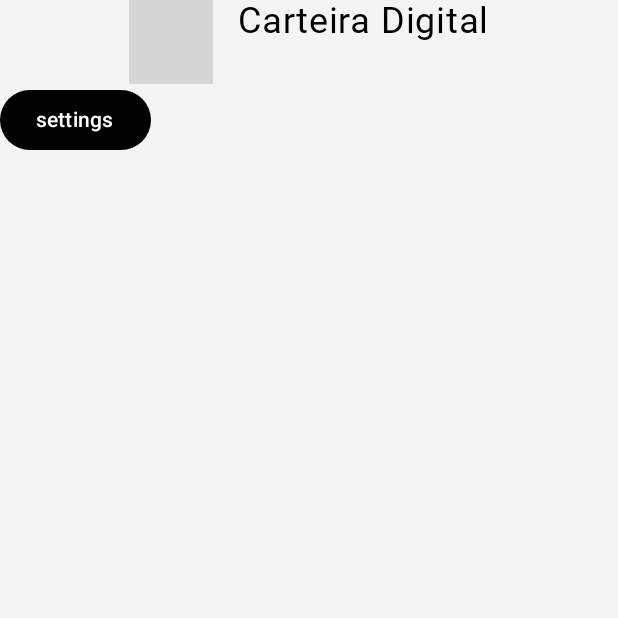
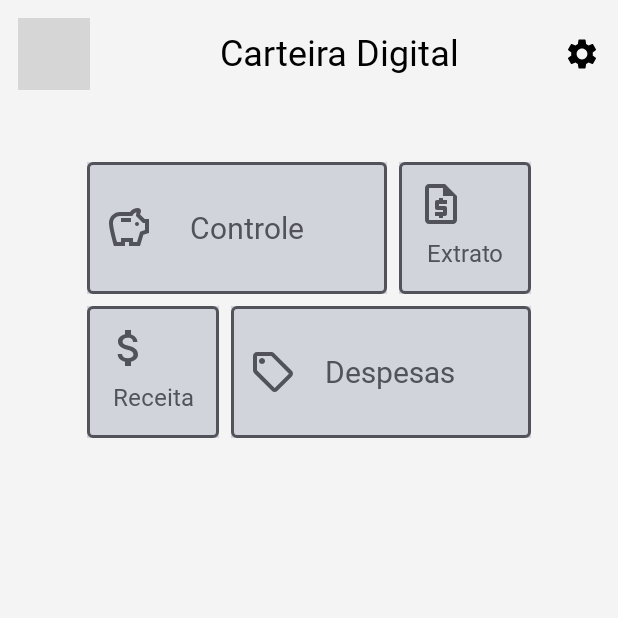
Before and after one commit to ayanokoujifl/wallet-control, an Android app built with Jetpack Compose: the screen it shows after launch (MainActivity), on a phone screen of 412 x 824 dp, the top half of it. Run offline under Robolectric (Android 15) with nearby library versions, the phone set to English and light mode, and no system bars; Roboto replaces fonts that are not available here; grey boxes are pictures that could not be loaded.

Commit message:
primary cards created, stylized

```diff
--- /dev/null
+++ b/app/src/main/java/com/ayanokoujifl/walletcontrol/ui/components/Card.kt
@@ -0,0 +1,118 @@
+package com.ayanokoujifl.walletcontrol.ui.components
+
+import androidx.compose.foundation.background
+import androidx.compose.foundation.border
+import androidx.compose.foundation.layout.Box
+import androidx.compose.foundation.layout.Column
+import androidx.compose.foundation.layout.fillMaxWidth
+import androidx.compose.foundation.layout.padding
+import androidx.compose.foundation.layout.size
+import androidx.compose.foundation.shape.RoundedCornerShape
+import androidx.compose.material3.Icon
+import androidx.compose.material3.MaterialTheme
+import androidx.compose.material3.Text
+import androidx.compose.runtime.Composable
+import androidx.compose.ui.Alignment
+import androidx.compose.ui.Modifier
+import androidx.compose.ui.draw.clip
+import androidx.compose.ui.graphics.vector.ImageVector
+import androidx.compose.ui.text.style.TextAlign
+import androidx.compose.ui.unit.dp
+
+
+enum class CardLayout {
+    HORIZONTAL, VERTICAL
+}
+
+@Composable
+fun Card(
+    modifier: Modifier = Modifier,
+    cardIcon: ImageVector,
+    cardContent: String,
+    layout: CardLayout = CardLayout.HORIZONTAL
+) {
+
+    when (layout) {
+        CardLayout.HORIZONTAL -> HorizontalCard(modifier, cardIcon, cardContent)
+        CardLayout.VERTICAL -> VerticalCard(modifier, cardIcon, cardContent)
+    }
+
+
+}
+
+@Composable
+private fun HorizontalCard(
+    modifier: Modifier = Modifier,
+    cardIcon: ImageVector,
+    cardContent: String
+) {
+    Box(
+        modifier
+            .size(200.dp, 88.dp)
+            .background(color = MaterialTheme.colorScheme.secondary)
+            .border(
+                color = MaterialTheme.colorScheme.tertiary,
+                width = 2.dp,
+                shape = RoundedCornerShape(4.dp)
+            )
+            .clip(RoundedCornerShape(4.dp)),
+    )
+    {
+        Icon(
+            imageVector = cardIcon,
+            contentDescription = null,
+            Modifier
+                .padding(start = 12.dp)
+                .size(32.dp)
+                .align(Alignment.CenterStart),
+            tint = MaterialTheme.colorScheme.tertiary
+        )
+        Text(
+            cardContent,
+            style = MaterialTheme.typography.displayLarge,
+            color = MaterialTheme.colorScheme.tertiary,
+            textAlign = TextAlign.Center,
+            modifier = Modifier
+                .align(Alignment.Center)
+                .padding(start = 12.dp)
+        )
+
+    }
+}
+
+@Composable
+private fun VerticalCard(
+    modifier: Modifier = Modifier,
+    cardIcon: ImageVector,
+    cardContent: String
+) {
+    Column(
+        modifier
+            .size(88.dp, 88.dp)
+            .background(color = MaterialTheme.colorScheme.secondary)
+            .border(
+                color = MaterialTheme.colorScheme.tertiary,
+                width = 2.dp,
+                shape = RoundedCornerShape(4.dp)
+            )
+            .clip(RoundedCornerShape(4.dp)),
+    )
+    {
+        Icon(
+            imageVector = cardIcon,
+            contentDescription = null,
+            Modifier
+                .padding(start = 12.dp, top = 12.dp)
+                .size(32.dp),
+            tint = MaterialTheme.colorScheme.tertiary
+        )
+        Text(
+            cardContent,
+            style = MaterialTheme.typography.displayMedium,
+            color = MaterialTheme.colorScheme.tertiary,
+            textAlign = TextAlign.Center,
+            modifier = Modifier.weight(1f).padding( top = 8.dp, bottom = 12.dp).fillMaxWidth()
+        )
+
+    }
+}
--- a/app/src/main/java/com/ayanokoujifl/walletcontrol/ui/components/Header.kt
+++ b/app/src/main/java/com/ayanokoujifl/walletcontrol/ui/components/Header.kt
@@ -1,44 +1,60 @@
 package com.ayanokoujifl.walletcontrol.ui.components
 
 import androidx.compose.foundation.Image
-import androidx.compose.foundation.isSystemInDarkTheme
+import androidx.compose.foundation.clickable
 import androidx.compose.foundation.layout.*
 import androidx.compose.foundation.shape.CircleShape
+import androidx.compose.material.icons.Icons
+import androidx.compose.material.icons.filled.Settings
+import androidx.compose.material3.Icon
 import androidx.compose.material3.MaterialTheme
 import androidx.compose.material3.Text
 import androidx.compose.runtime.Composable
+import androidx.compose.ui.Alignment
 import androidx.compose.ui.Modifier
 import androidx.compose.ui.draw.clip
 import androidx.compose.ui.layout.ContentScale
 import androidx.compose.ui.res.painterResource
-import androidx.compose.ui.text.font.FontWeight
 import androidx.compose.ui.text.style.TextAlign
 import androidx.compose.ui.unit.dp
-import androidx.compose.ui.unit.sp
 import androidx.navigation.NavController
 import com.ayanokoujifl.walletcontrol.R
+import com.ayanokoujifl.walletcontrol.ui.routes.Screen
 
 @Composable
-fun Header(modifier: Modifier = Modifier) {
+fun Header(modifier: Modifier = Modifier, navController: NavController) {
 
-    Row(modifier = modifier.fillMaxWidth(), Arrangement.Center) {
+    Row(
+        modifier = modifier
+            .fillMaxWidth()
+            .padding(12.dp),
+        Arrangement.SpaceBetween,
+        verticalAlignment = Alignment.CenterVertically
+    ) {
         val avatar = painterResource(R.drawable.avatar)
         Image(
             painter = avatar,
             contentDescription = null,
             modifier = Modifier
-                .size(56.dp)
-                .clip(CircleShape)
-             , contentScale = ContentScale.Crop
+                .size(48.dp)
+                .clip(CircleShape), contentScale = ContentScale.Crop,
+            alignment = Alignment.TopStart
         )
         Text(
             "Carteira Digital",
             color = MaterialTheme.colorScheme.primary,
             modifier = Modifier.padding(start = 16.dp),
-            fontSize = 24.sp,
             textAlign = TextAlign.Center,
-            fontWeight = FontWeight.Bold
+            style = MaterialTheme.typography.titleLarge
         )
+        Box(Modifier.clickable(enabled = true, onClick = { navController.navigate(Screen.Settings.route) })) {
+            Icon(
+                imageVector = Icons.Default.Settings,
+                contentDescription = "Manage Settings",
+                modifier = Modifier.size(24.dp),
+                tint = MaterialTheme.colorScheme.primary
+            )
+        }
         //ThemeSwitcher(darkTheme = isDarkTheme, onToggle = setTheme, modifier = Modifier.padding(end = 16.dp))
     }
 }
--- a/app/src/main/java/com/ayanokoujifl/walletcontrol/ui/screens/Home.kt
+++ b/app/src/main/java/com/ayanokoujifl/walletcontrol/ui/screens/Home.kt
@@ -1,24 +1,49 @@
 package com.ayanokoujifl.walletcontrol.ui.screens
 
-import androidx.compose.foundation.layout.Column
-import androidx.compose.material3.Button
-import androidx.compose.material3.Text
+import androidx.compose.foundation.layout.*
+import androidx.compose.material.icons.Icons
+import androidx.compose.material.icons.outlined.AttachMoney
+import androidx.compose.material.icons.outlined.RequestQuote
+import androidx.compose.material.icons.outlined.Savings
+import androidx.compose.material.icons.outlined.Sell
 import androidx.compose.runtime.Composable
+import androidx.compose.ui.Alignment
 import androidx.compose.ui.Modifier
+import androidx.compose.ui.unit.dp
 import androidx.navigation.NavController
+import com.ayanokoujifl.walletcontrol.ui.components.Card
+import com.ayanokoujifl.walletcontrol.ui.components.CardLayout
 import com.ayanokoujifl.walletcontrol.ui.components.Header
-import com.ayanokoujifl.walletcontrol.ui.routes.Screen
 
 @Composable
-fun Home(modifier: Modifier = Modifier,navController: NavController){
-    Column(modifier){
-        Header()
-        Button(
-            onClick = {
-                navController.navigate(Screen.Settings.route)
-            },
-        ){
-        Text("settings")
+fun Home(modifier: Modifier = Modifier, navController: NavController) {
+    Column(modifier) {
+        Header(navController = navController)
+        Box(
+            modifier = Modifier
+                .align(Alignment.CenterHorizontally).padding(top = 36.dp),
+            contentAlignment = Alignment.Center
+        ) {
+            Column(verticalArrangement = Arrangement.spacedBy(8.dp)) {
+                Row(horizontalArrangement = Arrangement.spacedBy(8.dp)) {
+                    Card(cardIcon = Icons.Outlined.Savings, cardContent = "Controle")
+                    Card(
+                        cardIcon = Icons.Outlined.RequestQuote,
+                        cardContent = "Extrato",
+                        layout = CardLayout.VERTICAL
+                    )
+                }
+                Row(horizontalArrangement = Arrangement.spacedBy(8.dp)) {
+                    Card(
+                        cardIcon = Icons.Outlined.AttachMoney,
+                        cardContent = "Receita",
+                        layout = CardLayout.VERTICAL
+                    )
+                    Card(cardIcon = Icons.Outlined.Sell, cardContent = "Despesas")
+
+                }
+            }
+
         }
     }
 }
--- a/app/src/main/java/com/ayanokoujifl/walletcontrol/ui/theme/Color.kt
+++ b/app/src/main/java/com/ayanokoujifl/walletcontrol/ui/theme/Color.kt
@@ -7,9 +7,9 @@ val LightSecondary = Color(0xFFD1D5DB)
 val LightTertiary = Color(0xFF52525B)
 
 val DarkPrimary = Color(0xFF27272A)
-val DarkSecondary = Color(0xFF3F3F46)
-val DarkTertiary = Color(0xff18181B)
-val DarkQuaternary = Color(0xffF4F4F5)
+val DarkSecondary = Color(0xff18181B)
+val DarkQuaternary = Color(0xFF3F3F46)
+val DarkTertiary = Color(0xffe4e4e7)
 
 val White = Color(0xffFEFEFE)
-val Black=Color(0xff010101)
+val Black = Color(0xff010101)
--- a/app/src/main/java/com/ayanokoujifl/walletcontrol/ui/theme/Type.kt
+++ b/app/src/main/java/com/ayanokoujifl/walletcontrol/ui/theme/Type.kt
@@ -11,7 +11,7 @@ val Typography = Typography(
     titleLarge = TextStyle(
         fontFamily = Poppins,
         fontWeight = FontWeight.SemiBold,
-        fontSize = 32.sp,
+        fontSize = 24.sp,
         lineHeight = 40.sp,
         letterSpacing = 0.sp
     ),
@@ -28,6 +28,20 @@ val Typography = Typography(
         fontSize = 16.sp,
         lineHeight = 24.sp,
         letterSpacing = 0.5.sp
+    ),
+    displayLarge = TextStyle(
+        fontFamily = Poppins,
+        fontWeight = FontWeight.SemiBold,
+        fontSize = 20.sp,
+        lineHeight = 40.sp,
+        letterSpacing = 0.sp
+    ),
+    displayMedium = TextStyle(
+        fontFamily = Poppins,
+        fontWeight = FontWeight.SemiBold,
+        fontSize = 16.sp,
+        lineHeight = 36.sp,
+        letterSpacing = 0.sp
     )
     /* Other default text styles to override
     titleLarge = TextStyle(
```
